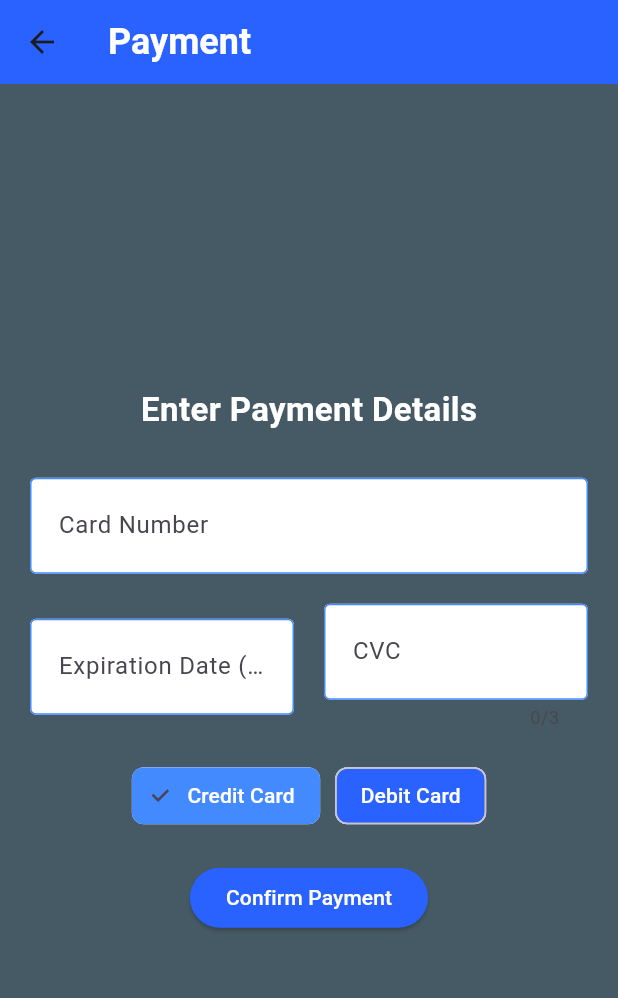
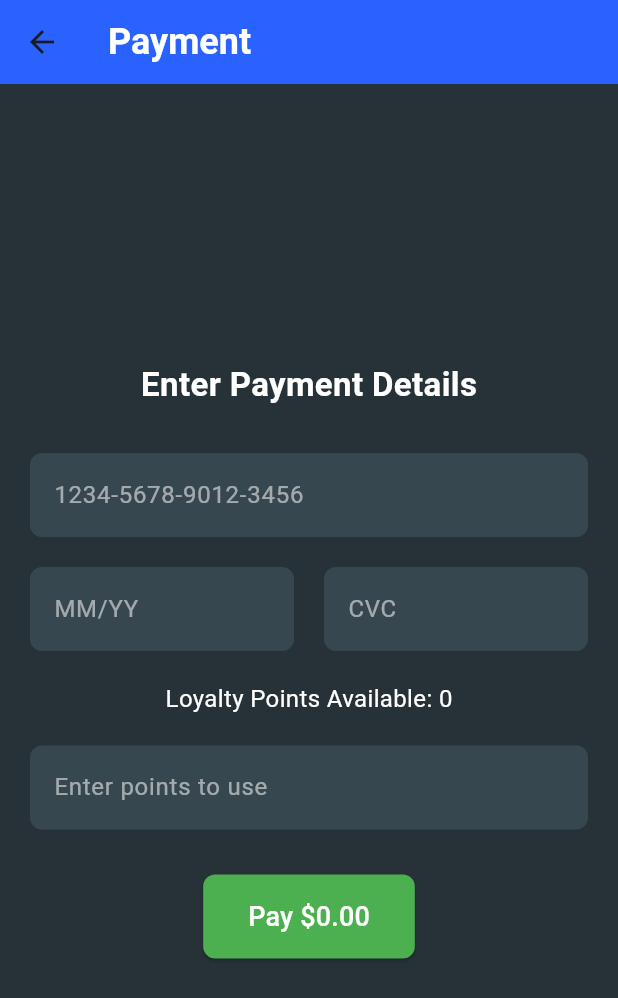
Before and after one commit to KrishnaDOS/ParkNet_Digital, a Flutter app: the PaymentPage screen opened directly with empty values, on a phone screen of 412 x 824 dp. Shown: the top 998 px of the screen. Run offline on Flutter 3.47's test engine with Material 3 defaults, Android fonts, the phone set to English and light mode, and no system bars; our stand-ins replace cloud_firestore, firebase_auth, firebase_core, flutter_map, geocoding, geolocator and 2 more; accounts and stored records are empty.

Commit message:
- Payment Confirmation Completed - My Reservations History Completed

```diff
--- a/parkgsu/lib/payment_page.dart
+++ b/parkgsu/lib/payment_page.dart
@@ -2,13 +2,14 @@ import 'package:flutter/material.dart';
 import 'package:firebase_auth/firebase_auth.dart';
 import 'package:cloud_firestore/cloud_firestore.dart';
 import 'dart:math';
+import 'package:flutter/services.dart';
+import 'package:parkgsu/payment_confirmation.dart';
 
 class PaymentPage extends StatefulWidget {
   final double amount;
   final String parkingDeckName;
 
-  const PaymentPage(
-      {super.key, required this.amount, required this.parkingDeckName});
+  const PaymentPage({super.key, required this.amount, required this.parkingDeckName});
 
   @override
   _PaymentPageState createState() => _PaymentPageState();
@@ -23,11 +24,39 @@ class _PaymentPageState extends State<PaymentPage> {
   String? _expDateError;
   String? _cvcError;
 
+  int loyaltyPoints = 0;
+  int pointsToUse = 0;
+
   @override
   void initState() {
     super.initState();
     _cardNumberController.addListener(_formatCardNumber);
     _expDateController.addListener(_formatExpDate);
+    _getLoyaltyPoints();
+  }
+
+  Future<void> _getLoyaltyPoints() async {
+    final user = FirebaseAuth.instance.currentUser;
+    if (user != null) {
+      try {
+        final userDoc = await FirebaseFirestore.instance.collection('users').doc(user.uid).get();
+        if (userDoc.exists) {
+          setState(() {
+            loyaltyPoints = userDoc['loyaltyPoints'] ?? 0;
+          });
+        }
+      } catch (e) {
+        print("Error fetching loyalty points: $e");
+      }
+    }
+  }
+
+  double _calculateFinalAmount() {
+    if (pointsToUse > loyaltyPoints) {
+      pointsToUse = loyaltyPoints;
+    }
+    double pointsInDollars = pointsToUse * 0.05;
+    return widget.amount - pointsInDollars;
   }
 
   void _formatCardNumber() {
@@ -70,7 +99,6 @@ class _PaymentPageState extends State<PaymentPage> {
 
     bool isValid = true;
 
-    // Validate Card Number
     if (cardNumber.length != 16 || int.tryParse(cardNumber) == null) {
       setState(() {
         _cardNumberError = 'Enter a valid 16-digit card number';
@@ -82,11 +110,7 @@ class _PaymentPageState extends State<PaymentPage> {
       });
     }
 
-    // Validate Expiration Date
-    if (expDate.length != 5 ||
-        expDate[2] != '/' ||
-        int.tryParse(expDate.substring(0, 2)) == null ||
-        int.tryParse(expDate.substring(3, 5)) == null) {
+    if (expDate.length != 5 || expDate[2] != '/' || int.tryParse(expDate.substring(0, 2)) == null || int.tryParse(expDate.substring(3, 5)) == null) {
       setState(() {
         _expDateError = 'Expiration format: MM/YY';
       });
@@ -100,8 +124,7 @@ class _PaymentPageState extends State<PaymentPage> {
           _expDateError = 'Enter a valid expiration month (1-12)';
         });
         isValid = false;
-      } else if (expYear < year ||
-          (expYear == year && expMonth < currentMonth)) {
+      } else if (expYear < year || (expYear == year && expMonth < currentMonth)) {
         setState(() {
           _expDateError = 'Card expired';
         });
@@ -113,7 +136,6 @@ class _PaymentPageState extends State<PaymentPage> {
       }
     }
 
-    // Validate CVC
     final cvc = _cvcController.text;
     if (cvc.length != 3 || int.tryParse(cvc) == null) {
       setState(() {
@@ -132,8 +154,7 @@ class _PaymentPageState extends State<PaymentPage> {
   Future<void> _storeCardInfoAndNavigate() async {
     final user = FirebaseAuth.instance.currentUser;
 
-    // Generate a random gate pin
-    final int gatePin = Random().nextInt(10000);
+    //final int gatePin = Random().nextInt(10000);
 
     final paymentData = {
       'userId': user?.uid,
@@ -143,22 +164,50 @@ class _PaymentPageState extends State<PaymentPage> {
       'amount': widget.amount,
       'cardType': isCreditCard ? 'Credit' : 'Debit',
       'parkingDeckName': widget.parkingDeckName,
-      'gatePin': gatePin,
+      //'gatePin': gatePin,
+      //'confirmationNumber': Random().nextInt(1000000).toString().padLeft(6, '0'),
       'timestamp': Timestamp.now(),
     };
 
     try {
-      // Store payment data in Firestore
       await FirebaseFirestore.instance.collection('payments').add(paymentData);
 
-      // After storing payment info, navigate to the PaymentConfirmationPage (optional)
-      Navigator.pushNamed(
-          context, '/paymentConfirmation'); // Update route if needed
+      if (pointsToUse > loyaltyPoints) {
+        setState(() {
+          _cardNumberError = 'You do not have enough loyalty points.';
+        });
+        return;
+      }
+
+      final int remainingPoints = loyaltyPoints - pointsToUse;
+      final int updatedPoints = remainingPoints + 10;
+
+      await _updateLoyaltyPoints(updatedPoints);
+
+      Navigator.push(
+        context,
+        MaterialPageRoute(
+          builder: (context) => PaymentConfirmation(parkingDeckName: widget.parkingDeckName),
+        ),
+      );
     } catch (e) {
       print("Error storing payment information: $e");
       setState(() {
         _cardNumberError = 'Error processing payment. Please try again.';
       });
+    }
+  }
+
+  Future<void> _updateLoyaltyPoints(int newPoints) async {
+    final user = FirebaseAuth.instance.currentUser;
+    if (user != null) {
+      try {
+        await FirebaseFirestore.instance.collection('users').doc(user.uid).update({
+          'loyaltyPoints': newPoints,
+        });
+      } catch (e) {
+        print("Error updating loyalty points: $e");
+      }
     }
   }
 
@@ -168,8 +217,7 @@ class _PaymentPageState extends State<PaymentPage> {
       builder: (BuildContext context) {
         return AlertDialog(
           title: Text('Confirm Payment'),
-          content: Text(
-              'Continue with payment of \$${widget.amount.toStringAsFixed(2)}?'), // Format amount to two decimals
+          content: Text('Continue with payment of \$${_calculateFinalAmount().toStringAsFixed(2)}?'),
           actions: [
             TextButton(
               onPressed: () {
@@ -193,45 +241,38 @@ class _PaymentPageState extends State<PaymentPage> {
   @override
   Widget build(BuildContext context) {
     return Scaffold(
+      backgroundColor: Colors.blueGrey[900],
       appBar: AppBar(
         title: const Text(
           'Payment',
-          style: TextStyle(
-              color: Colors.white, fontSize: 24, fontWeight: FontWeight.bold),
+          style: TextStyle(color: Colors.white, fontSize: 24, fontWeight: FontWeight.bold),
         ),
         backgroundColor: Colors.blueAccent[700],
       ),
-      body: Container(
-        color: Colors.blueGrey[700],
+      body: Padding(
         padding: const EdgeInsets.all(20.0),
         child: Column(
           mainAxisAlignment: MainAxisAlignment.center,
           children: [
             Text(
               'Enter Payment Details',
-              style: TextStyle(
-                  fontSize: 22,
-                  fontWeight: FontWeight.bold,
-                  color: Colors.white),
+              style: TextStyle(fontSize: 22, fontWeight: FontWeight.bold, color: Colors.white),
             ),
             SizedBox(height: 30),
             TextField(
               controller: _cardNumberController,
+              style: TextStyle(color: Colors.white),
+              maxLines: 1,
               decoration: InputDecoration(
-                labelText: 'Card Number',
-                hintText: '1234-5678-9012-3456',
-                enabledBorder: OutlineInputBorder(
-                  borderSide: BorderSide(color: Colors.blueAccent),
+                hintText: "1234-5678-9012-3456",
+                hintStyle: TextStyle(color: Colors.white54),
+                filled: true,
+                fillColor: Colors.blueGrey[800],
+                errorText: _cardNumberError,
+                border: OutlineInputBorder(
+                  borderRadius: BorderRadius.circular(8),
+                  borderSide: BorderSide.none,
                 ),
-                focusedBorder: OutlineInputBorder(
-                  borderSide: BorderSide(color: Colors.blueAccent, width: 2.0),
-                ),
-                fillColor: Colors.white,
-                filled: true,
-                errorText: _cardNumberError,
-                errorStyle: TextStyle(color: Colors.redAccent),
-                contentPadding: EdgeInsets.symmetric(
-                    vertical: 20, horizontal: 15), // Increased padding
               ),
               keyboardType: TextInputType.number,
             ),
@@ -241,22 +282,18 @@ class _PaymentPageState extends State<PaymentPage> {
                 Expanded(
                   child: TextField(
                     controller: _expDateController,
+                    style: TextStyle(color: Colors.white),
+                    maxLines: 1,
                     decoration: InputDecoration(
-                      labelText: 'Expiration Date (MM/YY)',
-                      hintText: 'MM/YY',
-                      enabledBorder: OutlineInputBorder(
-                        borderSide: BorderSide(color: Colors.blueAccent),
+                      hintText: "MM/YY",
+                      hintStyle: TextStyle(color: Colors.white54),
+                      filled: true,
+                      fillColor: Colors.blueGrey[800],
+                      errorText: _expDateError,
+                      border: OutlineInputBorder(
+                        borderRadius: BorderRadius.circular(8),
+                        borderSide: BorderSide.none,
                       ),
-                      focusedBorder: OutlineInputBorder(
-                        borderSide:
-                            BorderSide(color: Colors.blueAccent, width: 2.0),
-                      ),
-                      fillColor: Colors.white,
-                      filled: true,
-                      errorText: _expDateError,
-                      errorStyle: TextStyle(color: Colors.redAccent),
-                      contentPadding: EdgeInsets.symmetric(
-                          vertical: 20, horizontal: 15), // Increased padding
                     ),
                     keyboardType: TextInputType.number,
                   ),
@@ -265,79 +302,70 @@ class _PaymentPageState extends State<PaymentPage> {
                 Expanded(
                   child: TextField(
                     controller: _cvcController,
+                    style: TextStyle(color: Colors.white),
+                    maxLines: 1,
                     decoration: InputDecoration(
-                      labelText: 'CVC',
-                      hintText: '123',
-                      enabledBorder: OutlineInputBorder(
-                        borderSide: BorderSide(color: Colors.blueAccent),
+                      hintText: "CVC",
+                      hintStyle: TextStyle(color: Colors.white54),
+                      filled: true,
+                      fillColor: Colors.blueGrey[800],
+                      errorText: _cvcError,
+                      border: OutlineInputBorder(
+                        borderRadius: BorderRadius.circular(8),
+                        borderSide: BorderSide.none,
                       ),
-                      focusedBorder: OutlineInputBorder(
-                        borderSide:
-                            BorderSide(color: Colors.blueAccent, width: 2.0),
-                      ),
-                      fillColor: Colors.white,
-                      filled: true,
-                      errorText: _cvcError,
-                      errorStyle: TextStyle(color: Colors.redAccent),
-                      contentPadding: EdgeInsets.symmetric(
-                          vertical: 20, horizontal: 15), // Increased padding
                     ),
                     keyboardType: TextInputType.number,
-                    maxLength: 3, // Restrict input to 3 digits
+                    inputFormatters: [
+                      FilteringTextInputFormatter.digitsOnly,
+                      LengthLimitingTextInputFormatter(3),
+                    ],
                   ),
                 ),
               ],
             ),
             SizedBox(height: 20),
-            Center(
-              child: Row(
-                mainAxisAlignment: MainAxisAlignment.center,
-                children: [
-                  ChoiceChip(
-                    label: Text(
-                      'Credit Card',
-                      style: TextStyle(color: Colors.white),
-                    ),
-                    selected: isCreditCard,
-                    backgroundColor: Colors.blueAccent[700],
-                    selectedColor: Colors.blueAccent,
-                    onSelected: (selected) {
-                      setState(() {
-                        isCreditCard = true;
-                      });
-                    },
-                  ),
-                  SizedBox(width: 10),
-                  ChoiceChip(
-                    label: Text(
-                      'Debit Card',
-                      style: TextStyle(color: Colors.white),
-                    ),
-                    selected: !isCreditCard,
-                    backgroundColor: Colors.blueAccent[700],
-                    selectedColor: Colors.blueAccent,
-                    onSelected: (selected) {
-                      setState(() {
-                        isCreditCard = false;
-                      });
-                    },
-                  ),
-                ],
+            Text(
+              'Loyalty Points Available: $loyaltyPoints',
+              style: TextStyle(color: Colors.white, fontSize: 16),
+            ),
+            SizedBox(height: 20),
+            TextField(
+              onChanged: (value) {
+                setState(() {
+                  pointsToUse = int.tryParse(value) ?? 0;
+                });
+              },
+              enabled: loyaltyPoints > 0,
+              style: TextStyle(color: Colors.white),
+              decoration: InputDecoration(
+                hintText: "Enter points to use",
+                hintStyle: TextStyle(color: Colors.white54),
+                filled: true,
+                fillColor: Colors.blueGrey[800],
+                border: OutlineInputBorder(
+                  borderRadius: BorderRadius.circular(8),
+                  borderSide: BorderSide.none,
+                ),
               ),
             ),
-            SizedBox(height: 20),
+            SizedBox(height: 30),
             ElevatedButton(
-              style: ElevatedButton.styleFrom(
-                backgroundColor: Colors.blueAccent[700],
-              ),
               onPressed: () {
                 if (_validateForm()) {
                   _showConfirmationDialog();
                 }
               },
               child: Text(
-                'Confirm Payment',
-                style: TextStyle(color: Colors.white),
+                'Pay \$${_calculateFinalAmount().toStringAsFixed(2)}',
+                style: TextStyle(fontSize: 18, color: Colors.white),
+              ),
+              style: ElevatedButton.styleFrom(
+                padding: EdgeInsets.symmetric(vertical: 15, horizontal: 30),
+                backgroundColor: Colors.green,
+                shape: RoundedRectangleBorder(
+                  borderRadius: BorderRadius.circular(8),
+                ),
               ),
             ),
           ],
```
Also changed, not shown: parkgsu/lib/dashboard.dart (+18 -15 lines), parkgsu/lib/my_reservations.dart (+0 -14 lines), parkgsu/lib/payment_confirmation.dart (+126 -21 lines), 1 other file.
